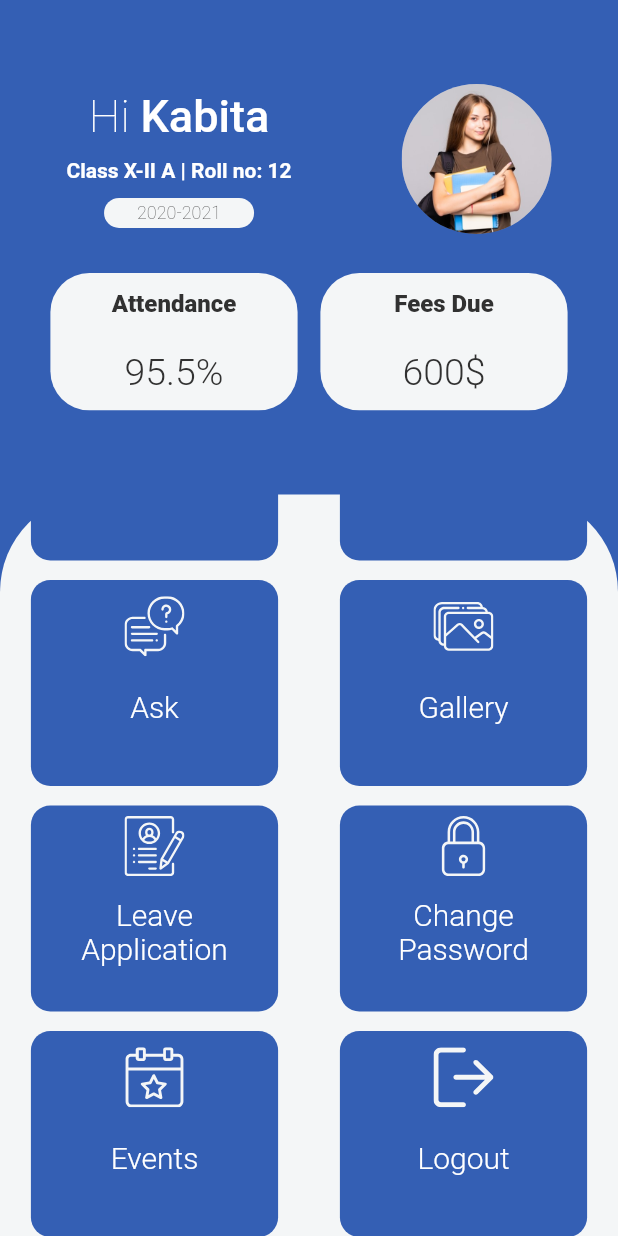
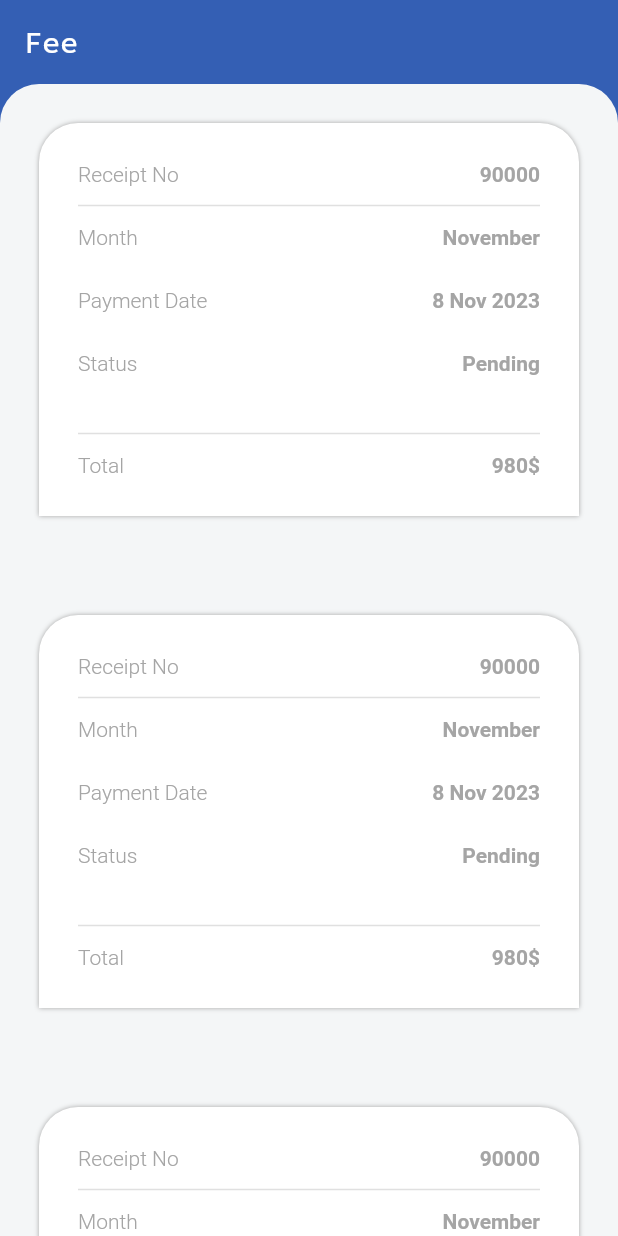
Before and after one commit to KABITATHUYAJU98/school_app_flutter, a Flutter app: the HomeScreen screen opened by its route, scrolled down 407 dp, after a tap on "Fees Due", on a phone screen of 412 x 824 dp. Run offline on Flutter 3.47's test engine with Material 2 defaults, Android fonts, the phone set to English and light mode, and no system bars; our stand-ins replace flutter_svg, google_fonts.

Commit message:
'added_fee_screen'

```diff
--- a/lib/routes.dart
+++ b/lib/routes.dart
@@ -1,4 +1,5 @@
 import 'package:flutter/material.dart';
+import 'package:hamro_vidyalaya/screens/fee_screen/fee_screen.dart';
 import 'package:hamro_vidyalaya/screens/home_screen/home_screen.dart';
 import 'package:hamro_vidyalaya/screens/login_screen/login_screen.dart';
 import 'package:hamro_vidyalaya/screens/my_profile/my_profile.dart';
@@ -10,4 +11,5 @@ Map<String, WidgetBuilder> routes = {
   LoginScreen.routeName: (context) => LoginScreen(),
   HomeScreen.routeName: (context) => HomeScreen(),
   MyProfileScreen.routeName: (context) => MyProfileScreen(),
+  FeeScreen.routeName: (context) => FeeScreen(),
 };
--- /dev/null
+++ b/lib/screens/fee_screen/data/fee_data.dart
@@ -0,0 +1,17 @@
+class FeeData {
+  final String receiptNo;
+  final String month;
+  final String date;
+  final String paymentStatus;
+  final String totalAmount;
+  final String btnStatus;
+
+  FeeData(this.receiptNo, this.month, this.date, this.paymentStatus,
+      this.totalAmount, this.btnStatus);
+}
+
+List<FeeData> fee = [
+  FeeData('90000', 'November', '8 Nov 2023', 'Pending', '980\$', 'PAY NOW'),
+  FeeData('90000', 'November', '8 Nov 2023', 'Pending', '980\$', 'PAY NOW'),
+  FeeData('90000', 'November', '8 Nov 2023', 'Pending', '980\$', 'PAY NOW'),
+];
--- /dev/null
+++ b/lib/screens/fee_screen/fee_screen.dart
@@ -0,0 +1,114 @@
+import 'package:flutter/material.dart';
+import 'package:hamro_vidyalaya/constants.dart';
+import 'package:hamro_vidyalaya/screens/fee_screen/data/fee_data.dart';
+
+class FeeScreen extends StatelessWidget {
+  const FeeScreen({super.key});
+  static String routeName = 'FeeScreen';
+
+  @override
+  Widget build(BuildContext context) {
+    return Scaffold(
+      appBar: AppBar(
+        title: const Text('Fee'),
+      ),
+      body: Column(children: [
+        Expanded(
+            child: Container(
+          decoration: const BoxDecoration(
+              borderRadius: BorderRadius.only(
+                topLeft: Radius.circular(kDefaultPadding),
+                topRight: Radius.circular(kDefaultPadding),
+              ),
+              color: kOtherColor),
+          child: ListView.builder(
+              padding: EdgeInsets.all(kDefaultPadding),
+              itemCount: fee.length,
+              itemBuilder: (context, int index) {
+                return Container(
+                  margin: EdgeInsets.only(bottom: kDefaultPadding),
+                  child: Column(children: [
+                    Container(
+                      padding: EdgeInsets.all(kDefaultPadding),
+                      decoration: BoxDecoration(
+                          borderRadius: BorderRadius.vertical(
+                            top: Radius.circular(kDefaultPadding),
+                          ),
+                          color: Colors.white,
+                          boxShadow: [
+                            BoxShadow(color: kTextLightColor, blurRadius: 2.0)
+                          ]),
+                      child: Column(children: [
+                        FeeDetailRow(
+                            title: 'Receipt No',
+                            statusValue: fee[index].receiptNo),
+                        SizedBox(
+                          height: kDefaultPadding,
+                          child: Divider(
+                            thickness: 1.0,
+                          ),
+                        ),
+                        FeeDetailRow(
+                            title: 'Month', statusValue: fee[index].month),
+                        sizedBox,
+                        FeeDetailRow(
+                            title: 'Payment Date',
+                            statusValue: fee[index].date),
+                        sizedBox,
+                        FeeDetailRow(
+                            title: 'Status',
+                            statusValue: fee[index].paymentStatus),
+                        sizedBox,
+                        SizedBox(
+                          height: kDefaultPadding,
+                          child: Divider(
+                            thickness: 1.0,
+                          ),
+                        ),
+                        FeeDetailRow(
+                            title: 'Total',
+                            statusValue: fee[index].totalAmount),
+                      ]),
+                    ),
+                    Container(
+                      width: double.infinity,
+                      height: 40.0,
+                    )
+                  ]),
+                );
+              }),
+        ))
+      ]),
+    );
+  }
+}
+
+class FeeDetailRow extends StatelessWidget {
+  const FeeDetailRow(
+      {super.key, required this.title, required this.statusValue});
+  final String title;
+  final String statusValue;
+
+  @override
+  Widget build(BuildContext context) {
+    return Row(
+      mainAxisAlignment: MainAxisAlignment.spaceBetween,
+      children: [
+        Text(
+          title,
+          style: Theme.of(context)
+              .textTheme
+              .bodySmall!
+              .copyWith(fontSize: 14.0, color: kTextLightColor),
+        ),
+        Text(
+          statusValue,
+          style: Theme.of(context).textTheme.bodySmall!.copyWith(
+              fontSize: 14.0,
+              color: kTextLightColor,
+              fontWeight: FontWeight.w600),
+        )
+      ],
+    );
+  }
+}
--- a/lib/screens/home_screen/home_screen.dart
+++ b/lib/screens/home_screen/home_screen.dart
@@ -1,6 +1,7 @@
 import 'package:flutter/material.dart';
 import 'package:flutter_svg/flutter_svg.dart';
 import 'package:hamro_vidyalaya/constants.dart';
+import 'package:hamro_vidyalaya/screens/fee_screen/fee_screen.dart';
 import 'package:hamro_vidyalaya/screens/home_screen/widgets/student_data.dart';
 import 'package:hamro_vidyalaya/screens/my_profile/my_profile.dart';
 
@@ -53,7 +54,12 @@ class HomeScreen extends StatelessWidget {
                 StudentDataCard(
                     title: 'Attendance', value: '95.5%', onPress: () {}),
                 StudentDataCard(
-                    title: 'Fees Due', value: '600\$', onPress: () {})
+                    title: 'Fees Due',
+                    value: '600\$',
+                    onPress: () {
+                      Navigator.pushNamedAndRemoveUntil(
+                          context, FeeScreen.routeName, (route) => false);
+                    })
               ],
             )
           ]),
```
